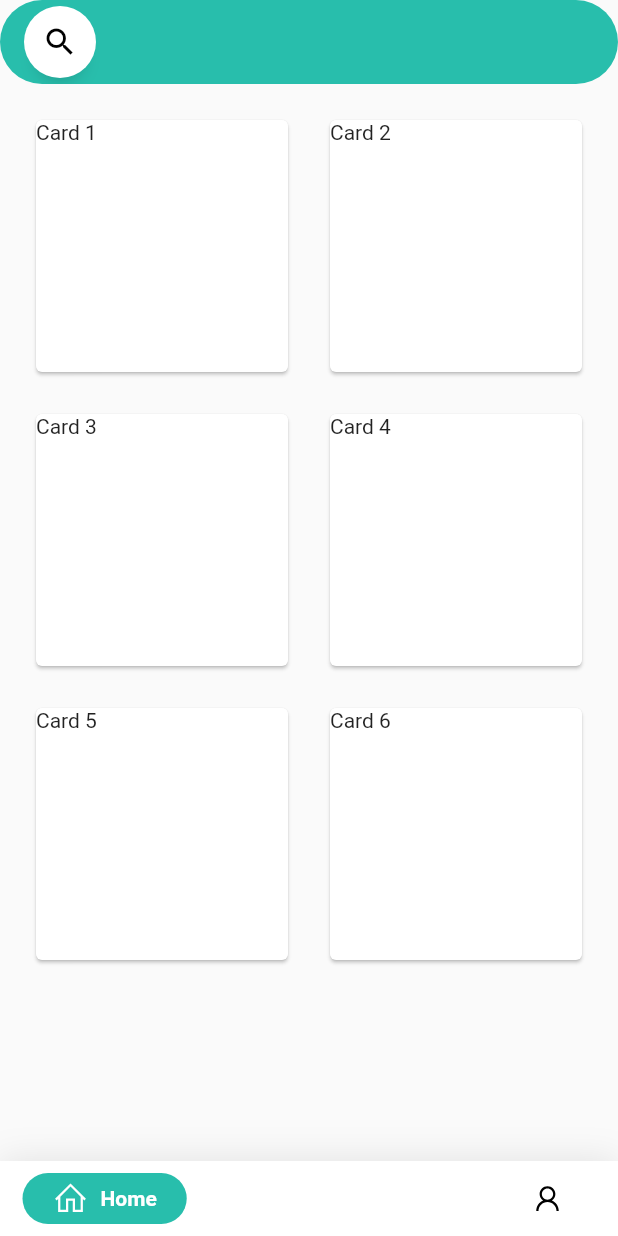
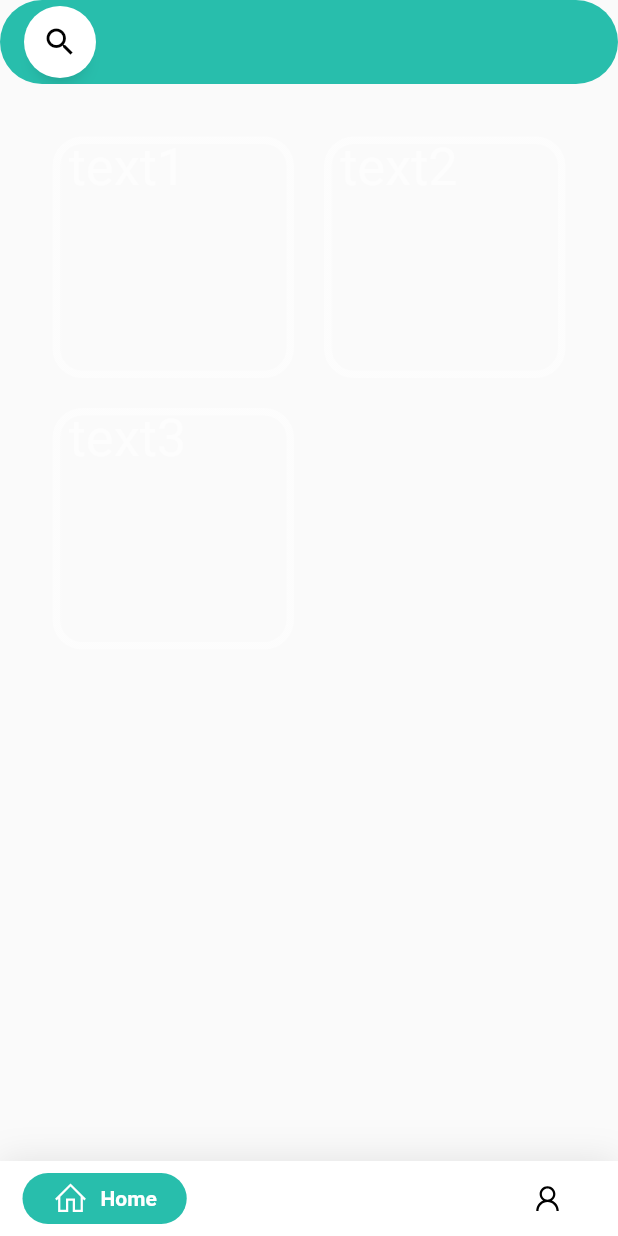
Before and after one commit to gagandeepkaur15/solana-app-frontend, a Flutter app: the screen it shows after launch, on a phone screen of 412 x 824 dp. Run offline on Flutter 3.47's test engine with Material 2 defaults, Android fonts, the phone set to English and light mode, and no system bars; drawn by our look-alikes of anim_search_bar, google_nav_bar; our stand-ins replace glassmorphism, line_icons.

```diff
--- a/lib/home_page_content.dart
+++ b/lib/home_page_content.dart
@@ -1,35 +1,55 @@
+import 'dart:ui';
+
 import 'package:flutter/material.dart';
+import 'package:glassmorphism/glassmorphism.dart';
 
 class HomePageContent extends StatelessWidget {
-  const HomePageContent({Key? key}) : super(key: key);
+  List<Map<String, String>> ma = [
+    {'title': 'text1'},
+    {'title': 'text2'},
+    {'title': 'text3'},
+  ];
 
   @override
   Widget build(BuildContext context) {
     return GridView.count(
-      padding: const EdgeInsets.all(20),
+      padding: const EdgeInsets.all(35),
       crossAxisSpacing: 20,
       mainAxisSpacing: 20,
       crossAxisCount: 2,
-      children: <Widget>[
-        Card(
-          child: Text('Card 1'),
-        ),
-        Card(
-          child: Text('Card 2'),
-        ),
-        Card(
-          child: Text('Card 3'),
-        ),
-        Card(
-          child: Text('Card 4'),
-        ),
-        Card(
-          child: Text('Card 5'),
-        ),
-        Card(
-          child: Text('Card 6'),
-        ),
-      ],
+      children: ma.map((gs) {
+        return GlassmorphicFlexContainer(
+          borderRadius: 20,
+          linearGradient: LinearGradient(
+            colors: [
+              Color.fromARGB(255, 255, 255, 255).withOpacity(0.1),
+              Color.fromARGB(255, 255, 255, 255).withOpacity(0.05),
+            ],
+          ),
+          border: 5,
+          blur: 15,
+          borderGradient: LinearGradient(
+            begin: Alignment.topLeft,
+            end: Alignment.bottomRight,
+            colors: [
+              Color.fromARGB(255, 255, 255, 255).withOpacity(0.5),
+              Color((0xFFFFFFFF)).withOpacity(0.5),
+            ],
+          ),
+          child: Container(
+            height: 55,
+            width: 100,
+            child: Text(
+              gs['title'].toString(),
+              style: TextStyle(
+                color: Colors.white54,
+                fontSize: 35,
+              ),
+              textAlign: TextAlign.center,
+            ),
+          ),
+        );
+      }).toList(),
     );
   }
 }
```
